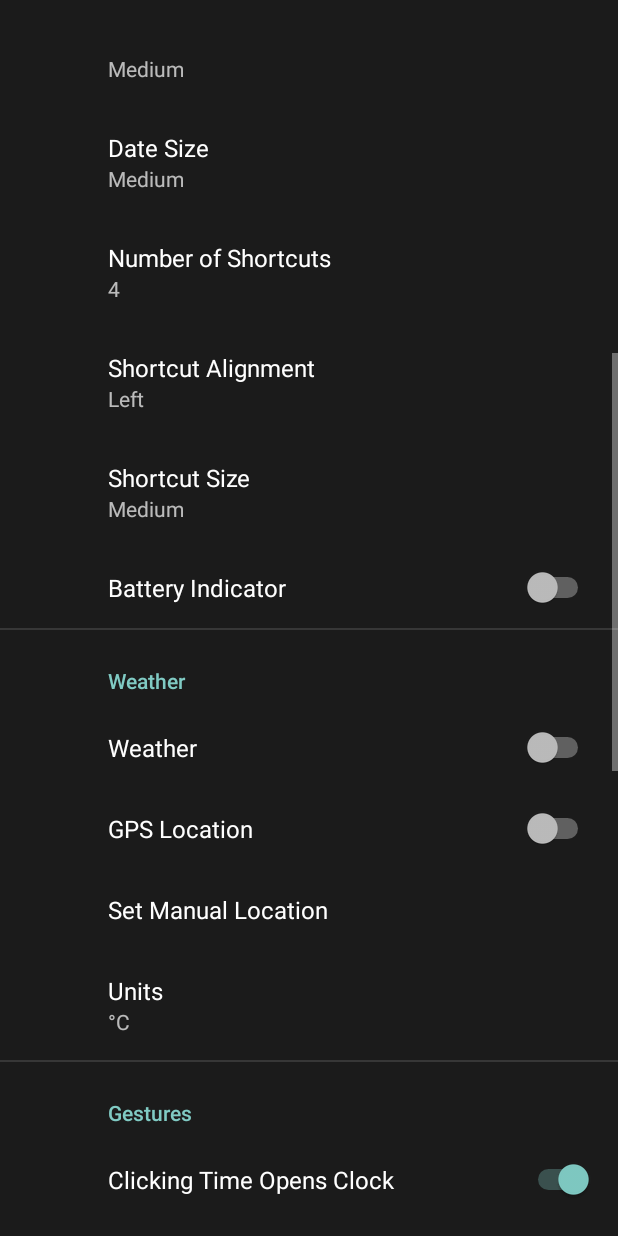
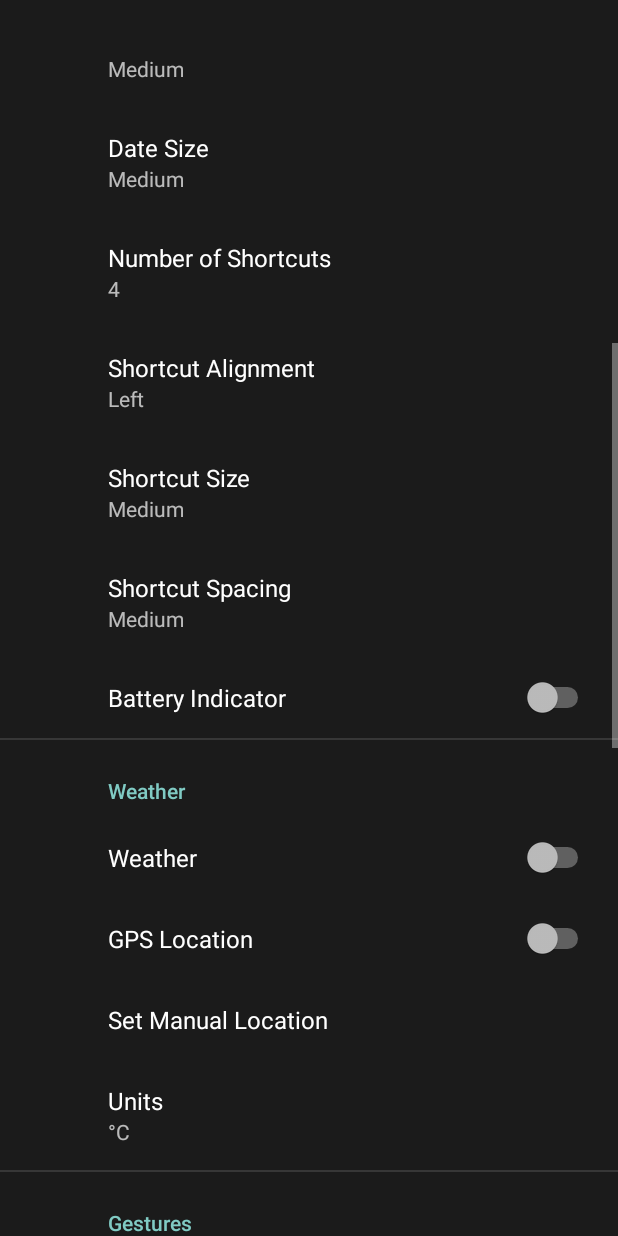
Before and after one commit to ottop/yam_launcher, an Android app: the SettingsFragment screen opened directly, with no data from a screen before it, scrolled down 548 dp, on a phone screen of 412 x 824 dp. Run offline under Robolectric (Android 15) with nearby library versions, the phone set to English and light mode, and no system bars; our stand-ins replace androidx.preference.

Commit message:
Updated gradle and added customization to Shortcut Spacing

```diff
--- a/app/src/main/java/eu/ottop/yamlauncher/MainActivity.kt
+++ b/app/src/main/java/eu/ottop/yamlauncher/MainActivity.kt
@@ -297,6 +297,8 @@ class MainActivity : AppCompatActivity(), SharedPreferences.OnSharedPreferenceCh
         uiUtils.setShortcutsSize(binding.homeView)
         uiUtils.setSearchSize(searchView)
 
+        uiUtils.setShortcutsSpacing(binding.homeView)
+
         uiUtils.setStatusBar(window)
 
         leftSwipeActivity = gestureUtils.getSwipeInfo(launcherApps, "left")
@@ -411,6 +413,10 @@ class MainActivity : AppCompatActivity(), SharedPreferences.OnSharedPreferenceCh
 
                 "searchSize" -> {
                     uiUtils.setSearchSize(searchView)
+                }
+
+                "shortcutWeight" -> {
+                    uiUtils.setShortcutsSpacing(binding.homeView)
                 }
 
                 "barVisibility" -> {
--- a/app/src/main/java/eu/ottop/yamlauncher/settings/SharedPreferenceManager.kt
+++ b/app/src/main/java/eu/ottop/yamlauncher/settings/SharedPreferenceManager.kt
@@ -81,6 +81,10 @@ class SharedPreferenceManager (private val context: Context) {
 
     fun getShortcutSize(): String? {
         return preferences.getString("shortcutSize", "medium")
+    }
+
+    fun getShortcutWeight(): Float? {
+        return preferences.getString("shortcutWeight", "0.09")?.toFloat()
     }
 
     fun isBatteryEnabled(): Boolean {
--- a/app/src/main/res/values/arrays.xml
+++ b/app/src/main/res/values/arrays.xml
@@ -105,6 +105,24 @@
         <item>extra</item>
     </string-array>
 
+    <string-array name="shortcut_spacing_options">
+        <item>Small</item>
+        <item>Medium</item>
+        <item>Large</item>
+        <item>Extra Large</item>
+        <item>Huge</item>
+        <item>Extra Huge</item>
+    </string-array>
+
+    <string-array name="shortcut_spacing_values">
+        <item>0.06</item>
+        <item>0.09</item>
+        <item>0.12</item>
+        <item>0.15</item>
+        <item>0.18</item>
+        <item>0.21</item>
+    </string-array>
+
     <!--Weather-->
     <string-array name="temp_units">
         <item>°C</item>
--- a/app/src/main/res/xml/root_preferences.xml
+++ b/app/src/main/res/xml/root_preferences.xml
@@ -104,6 +104,15 @@
             app:entryValues="@array/shortcut_size_values"
             app:key="shortcutSize"
             app:title="Shortcut Size"
+            app:useSimpleSummaryProvider="true" />
+        <ListPreference
+            android:layout_width="wrap_content"
+            android:layout_height="wrap_content"
+            app:defaultValue="0.09"
+            app:entries="@array/shortcut_spacing_options"
+            app:entryValues="@array/shortcut_spacing_values"
+            app:key="shortcutWeight"
+            app:title="Shortcut Spacing"
             app:useSimpleSummaryProvider="true" />
         <SwitchPreference
             android:layout_width="wrap_content"
--- a/build.gradle.kts
+++ b/build.gradle.kts
@@ -1,5 +1,5 @@
 // Top-level build file where you can add configuration options common to all sub-projects/modules.
 plugins {
-    id("com.android.application") version "8.5.2" apply false
+    id("com.android.application") version "8.6.0" apply false
     id("org.jetbrains.kotlin.android") version "1.9.22" apply false
 }
```
Also changed, not shown: app/src/main/java/eu/ottop/yamlauncher/utils/UIUtils.kt (+19 -0 lines).
